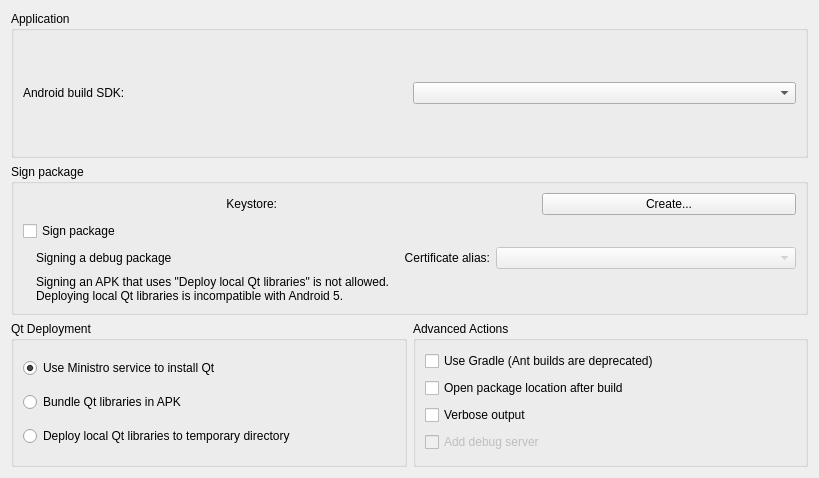
Above: src/plugins/android/androidbuildapkwidget.ui from qt-creator/qt-creator before the change. Below: the same form after it.
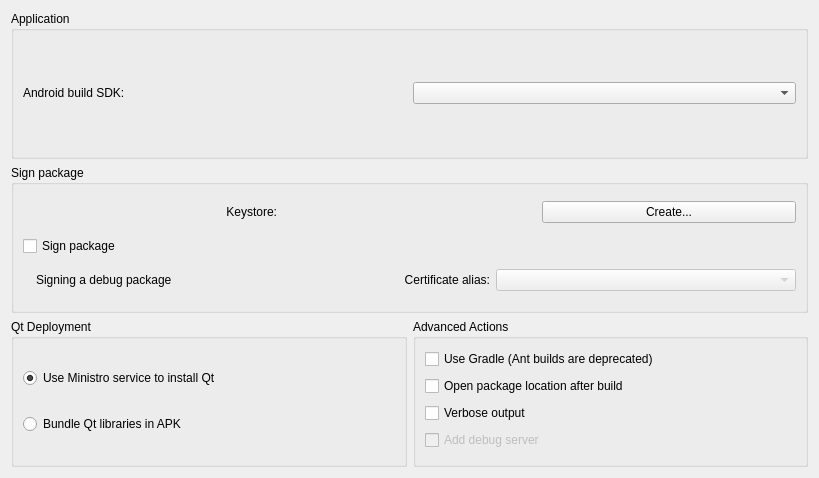
That is the form after the change. Custom widgets are drawn as their Qt base class.

Commit message:
Android: remove support for local/debug deployment option
This is only usable with versions of Android older than 5. Now that
Android 8 is the current version, we say goodbye to this feature as it
is almost certainly no longer of use to anyone.

Task-number: QTBUG-62995

```diff
--- a/src/plugins/android/androidbuildapkwidget.ui
+++ b/src/plugins/android/androidbuildapkwidget.ui
@@ -117,37 +117,6 @@
         </item>
        </layout>
       </item>
-      <item>
-       <layout class="QHBoxLayout" name="horizontalLayout_5">
-        <item>
-         <widget class="QLabel" name="signingDebugDeployErrorIcon">
-          <property name="sizePolicy">
-           <sizepolicy hsizetype="Fixed" vsizetype="Preferred">
-            <horstretch>0</horstretch>
-            <verstretch>0</verstretch>
-           </sizepolicy>
-          </property>
-          <property name="alignment">
-           <set>Qt::AlignLeading|Qt::AlignLeft|Qt::AlignTop</set>
-          </property>
-         </widget>
-        </item>
-        <item>
-         <widget class="QLabel" name="signingDebugDeployError">
-          <property name="sizePolicy">
-           <sizepolicy hsizetype="Preferred" vsizetype="Preferred">
-            <horstretch>0</horstretch>
-            <verstretch>0</verstretch>
-           </sizepolicy>
-          </property>
-          <property name="text">
-           <string>Signing an APK that uses &quot;Deploy local Qt libraries&quot; is not allowed.
-Deploying local Qt libraries is incompatible with Android 5.</string>
-          </property>
-         </widget>
-        </item>
-       </layout>
-      </item>
      </layout>
     </widget>
    </item>
@@ -280,17 +249,6 @@
         </property>
        </widget>
       </item>
-      <item>
-       <widget class="QRadioButton" name="temporaryQtOption">
-        <property name="toolTip">
-         <string>Pushes local Qt libraries to device. You must have Qt libraries compiled for that platform.
-The APK will not be usable on any other device.</string>
-        </property>
-        <property name="text">
-         <string>Deploy local Qt libraries to temporary directory</string>
-        </property>
-       </widget>
-      </item>
      </layout>
     </widget>
    </item>
```
The commit also changes 13 other files.
